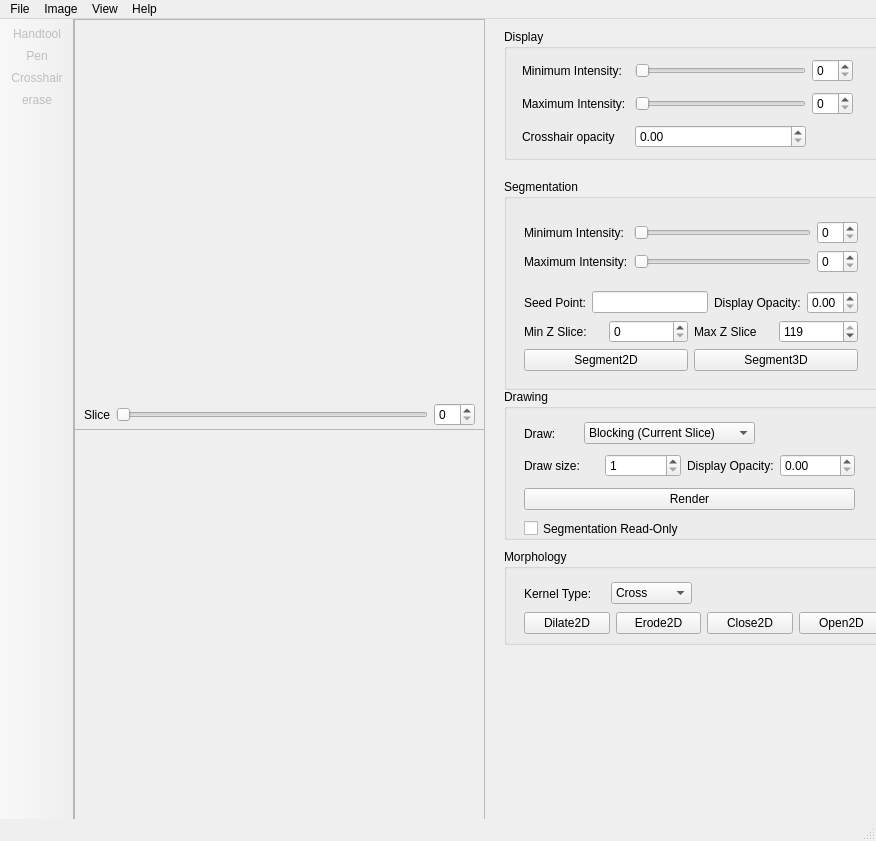
Before: the Qt Designer form src/mainwindow.ui in delcypher/simi-qt, drawn with Qt 5.
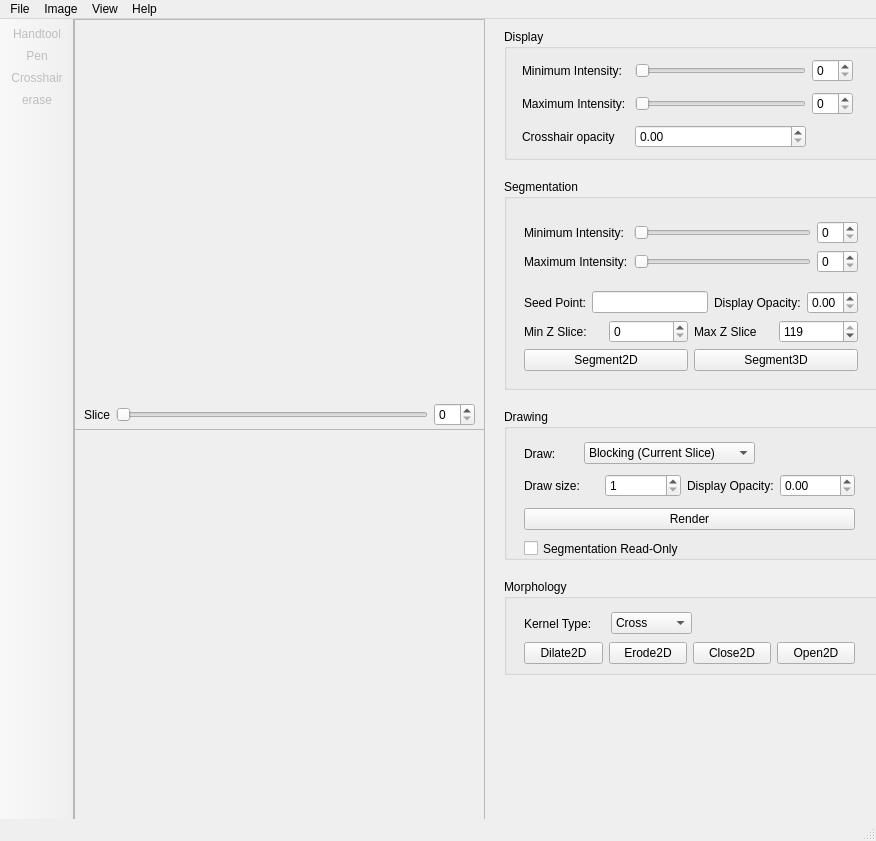
After: the same form once the commit is applied. Icons and pictures are not drawn. Custom widgets are drawn as their Qt base class.

Commit message: Fixed some issues with the layout

The edit to the form file:
```diff
--- a/src/mainwindow.ui
+++ b/src/mainwindow.ui
@@ -249,7 +249,7 @@
     <property name="geometry">
      <rect>
       <x>430</x>
-      <y>370</y>
+      <y>390</y>
       <width>381</width>
       <height>151</height>
      </rect>
@@ -382,7 +382,7 @@
     <property name="geometry">
      <rect>
       <x>430</x>
-      <y>530</y>
+      <y>560</y>
       <width>381</width>
       <height>96</height>
      </rect>
@@ -395,7 +395,7 @@
       <rect>
        <x>20</x>
        <y>60</y>
-       <width>360</width>
+       <width>331</width>
        <height>29</height>
       </rect>
      </property>
```
